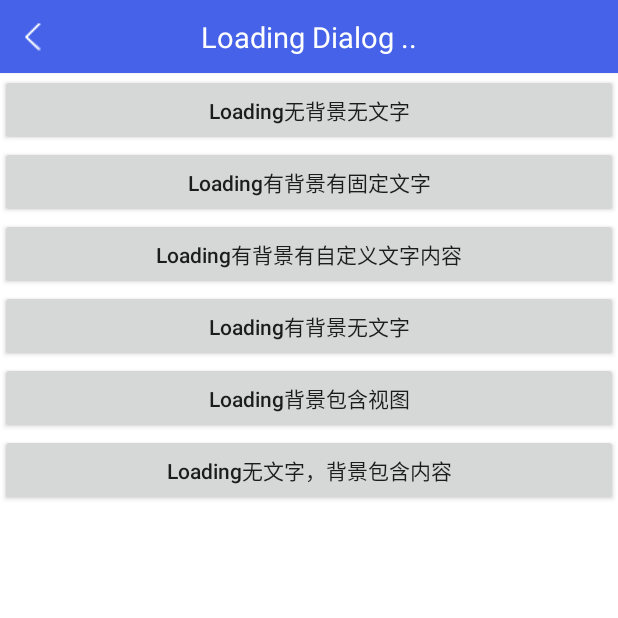
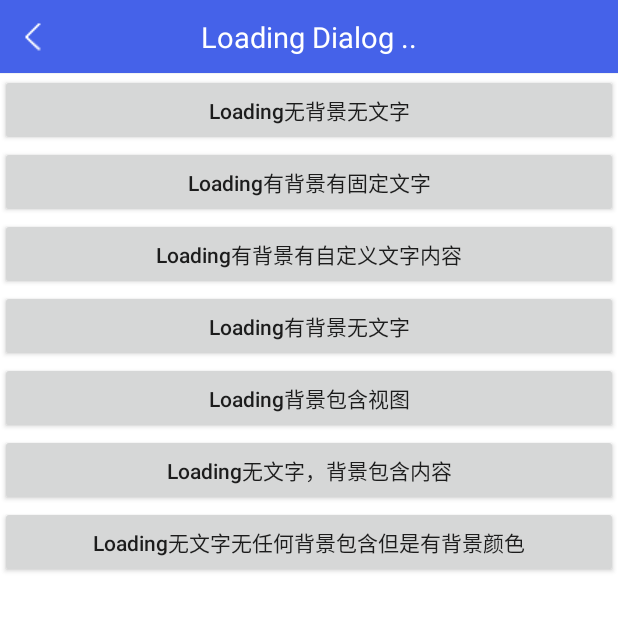
Before and after one commit to HYVincent/MyUtils, an Android app: the LoadingActivity screen opened directly, with no data from a screen before it, on a phone screen of 412 x 824 dp, the top half of it. Run offline under Robolectric (Android 15) with nearby library versions, the phone set to English and light mode, and no system bars; libraries missing offline, so code that uses them is left out: com.jaeger.library, com.tbruyelle.rxpermissions2; 1 statement that could not run was skipped.

Commit message:
增加loading 有背景无包含背景无文字样式..

```diff
--- a/app/src/main/java/com/vincent/example/ui/activity/LoadingActivity.java
+++ b/app/src/main/java/com/vincent/example/ui/activity/LoadingActivity.java
@@ -12,6 +12,7 @@ import com.vincent.example.base.BaseActivity;
 import com.vincent.library.dialog.LoadingDialog;
 import com.vincent.library.dialog.LoadingDialog2;
 import com.vincent.library.dialog.LoadingDialog3;
+import com.vincent.library.dialog.LoadingDialog4;
 
 /**
  * @name MyUtils
@@ -75,5 +76,12 @@ public class LoadingActivity extends BaseActivity {
             }
         });
 
+        findViewById(R.id.btn_loading_7).setOnClickListener(new View.OnClickListener() {
+            @Override
+            public void onClick(View view) {
+                LoadingDialog4.show(LoadingActivity.this);
+            }
+        });
+
     }
 }
--- a/app/src/main/res/layout/activity_loading.xml
+++ b/app/src/main/res/layout/activity_loading.xml
@@ -47,6 +47,11 @@
         android:layout_width="match_parent"
         android:layout_height="wrap_content"
         android:text="Loading无文字，背景包含内容" />
-
+    <Button
+        android:textAllCaps="false"
+        android:id="@+id/btn_loading_7"
+        android:layout_width="match_parent"
+        android:layout_height="wrap_content"
+        android:text="Loading无文字无任何背景包含但是有背景颜色" />
 
 </LinearLayout>
```
Also changed, not shown: mylibrary/src/main/java/com/vincent/library/dialog/LoadingDialog4.java (added, +85 -0 lines), mylibrary/src/main/res/layout/dialog_loading_4.xml (added, +18 -0 lines).
